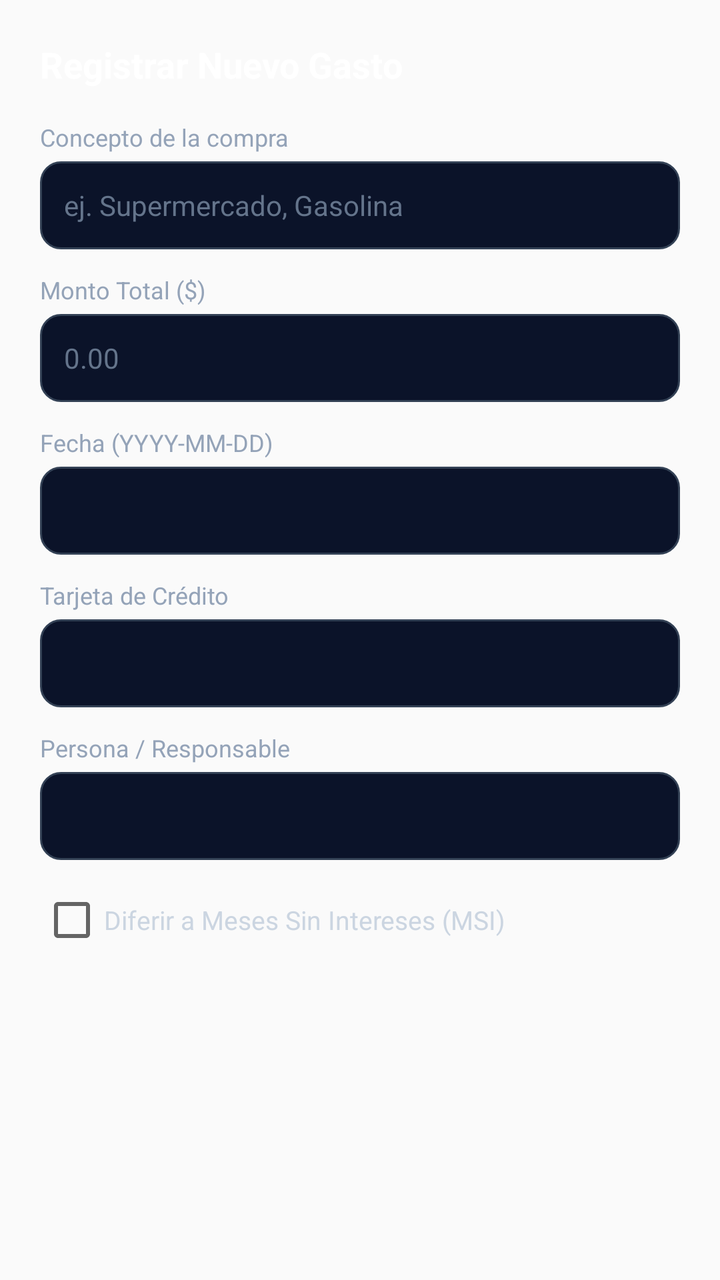
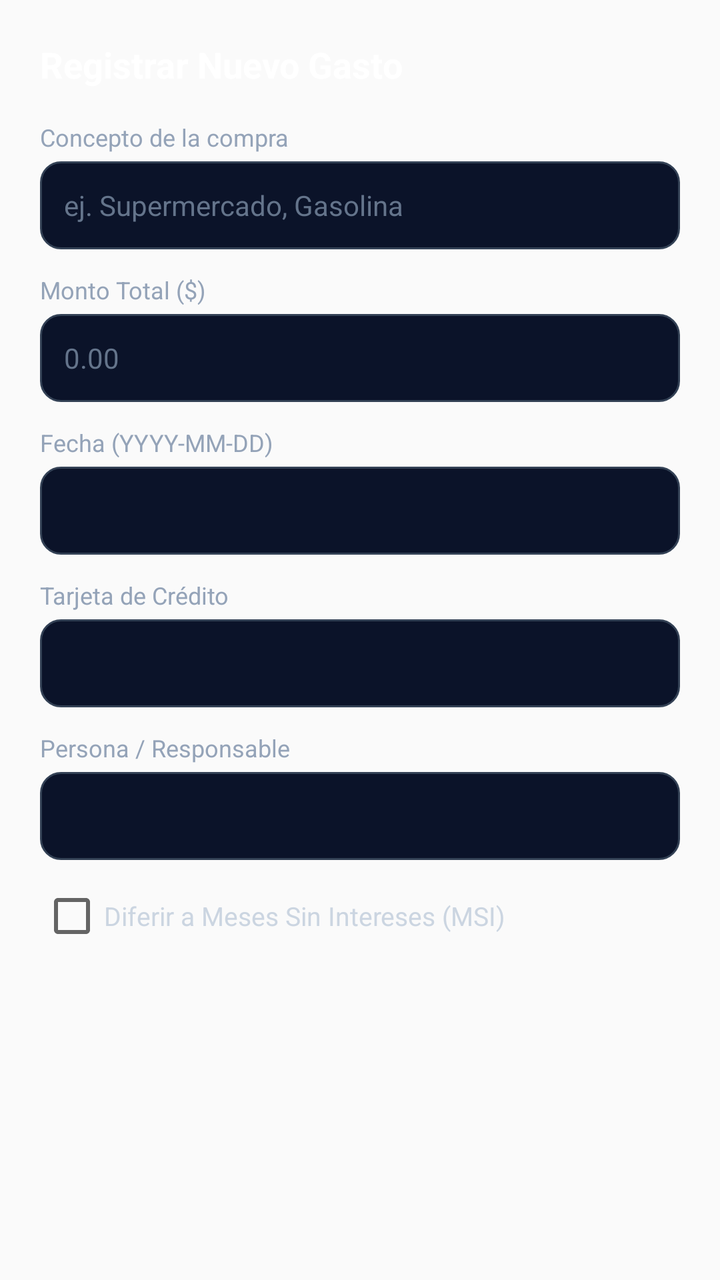

Two renders of the same Android screen: before a commit and after it. Below are the layout's source before the change and the commit's diff.
<!-- AndroidManifest.xml: application theme AppTheme -->
<!-- res/layout/dialog_movement.xml -->
<?xml version="1.0" encoding="utf-8"?>
<ScrollView xmlns:android="http://schemas.android.com/apk/res/android"
    android:layout_width="match_parent"
    android:layout_height="wrap_content"
    android:fillViewport="true">

    <LinearLayout
        android:layout_width="match_parent"
        android:layout_height="wrap_content"
        android:orientation="vertical"
        android:background="@android:color/transparent"
        android:padding="20dp">

        <TextView
            android:layout_width="wrap_content"
            android:layout_height="wrap_content"
            android:text="Registrar Nuevo Gasto"
            android:textColor="#ffffff"
            android:textSize="18sp"
            android:textStyle="bold"
            android:layout_marginBottom="16dp" />

        <TextView
            android:layout_width="wrap_content"
            android:layout_height="wrap_content"
            android:text="Concepto de la compra"
            android:textColor="#94a3b8"
            android:textSize="12sp"
            android:layout_marginBottom="4dp" />

        <EditText
            android:id="@+id/et_mov_concept"
            android:layout_width="match_parent"
            android:layout_height="44dp"
            android:background="@drawable/bg_input_field"
            android:hint="ej. Supermercado, Gasolina"
            android:textColor="#ffffff"
            android:textColorHint="#64748b"
            android:paddingHorizontal="12dp"
            android:textSize="14sp"
            android:layout_marginBottom="12dp" />

        <TextView
            android:layout_width="wrap_content"
            android:layout_height="wrap_content"
            android:text="Monto Total ($)"
            android:textColor="#94a3b8"
            android:textSize="12sp"
            android:layout_marginBottom="4dp" />

        <EditText
            android:id="@+id/et_mov_amount"
            android:layout_width="match_parent"
            android:layout_height="44dp"
            android:background="@drawable/bg_input_field"
            android:hint="0.00"
            android:textColor="#ffffff"
            android:textColorHint="#64748b"
            android:inputType="numberDecimal"
            android:paddingHorizontal="12dp"
            android:textSize="14sp"
            android:layout_marginBottom="12dp" />

        <TextView
            android:layout_width="wrap_content"
            android:layout_height="wrap_content"
            android:text="Fecha (YYYY-MM-DD)"
            android:textColor="#94a3b8"
            android:textSize="12sp"
            android:layout_marginBottom="4dp" />

        <EditText
            android:id="@+id/et_mov_date"
            android:layout_width="match_parent"
            android:layout_height="44dp"
            android:background="@drawable/bg_input_field"
            android:textColor="#ffffff"
            android:textColorHint="#64748b"
            android:paddingHorizontal="12dp"
            android:textSize="14sp"
            android:layout_marginBottom="12dp" />

        <TextView
            android:layout_width="wrap_content"
            android:layout_height="wrap_content"
            android:text="Tarjeta de Crédito"
            android:textColor="#94a3b8"
            android:textSize="12sp"
            android:layout_marginBottom="4dp" />

        <Spinner
            android:id="@+id/spinner_mov_card"
            android:layout_width="match_parent"
            android:layout_height="44dp"
            android:background="@drawable/bg_input_field"
            android:layout_marginBottom="12dp" />

        <TextView
            android:layout_width="wrap_content"
            android:layout_height="wrap_content"
            android:text="Persona / Responsable"
            android:textColor="#94a3b8"
            android:textSize="12sp"
            android:layout_marginBottom="4dp" />

        <Spinner
            android:id="@+id/spinner_mov_person"
            android:layout_width="match_parent"
            android:layout_height="44dp"
            android:background="@drawable/bg_input_field"
            android:layout_marginBottom="14dp" />

        
        <CheckBox
            android:id="@+id/cb_mov_msi"
            android:layout_width="wrap_content"
            android:layout_height="wrap_content"
            android:text="Diferir a Meses Sin Intereses (MSI)"
            android:textColor="#cbd5e1"
            android:textSize="13sp"
            android:layout_marginBottom="8dp" />

        
        <LinearLayout
            android:id="@+id/layout_mov_msi_months"
            android:layout_width="match_parent"
            android:layout_height="wrap_content"
            android:orientation="vertical"
            android:visibility="gone"
            android:layout_marginBottom="8dp">

            <TextView
                android:layout_width="wrap_content"
                android:layout_height="wrap_content"
                android:text="Plazo en Meses"
                android:textColor="#94a3b8"
                android:textSize="12sp"
                android:layout_marginBottom="4dp" />

            <Spinner
                android:id="@+id/spinner_mov_msi_months"
                android:layout_width="match_parent"
                android:layout_height="44dp"
                android:background="@drawable/bg_input_field" />
        </LinearLayout>

    </LinearLayout>
</ScrollView>
<!-- resources referenced by this layout -->
<resources>
  <!-- drawable bg_input_field (drawable) -->
  <?xml version="1.0" encoding="utf-8"?>
  <shape xmlns:android="http://schemas.android.com/apk/res/android"
      android:shape="rectangle">
      <solid android:color="#0b1329" />
      <corners android:radius="10dp" />
      <stroke android:width="1dp" android:color="#334155" />
  </shape>
  <style name="AppTheme" parent="Theme.AppCompat.Light.DarkActionBar">
          
          <item name="colorPrimary">@color/colorPrimary</item>
          <item name="colorPrimaryDark">@color/colorPrimaryDark</item>
          <item name="colorAccent">@color/colorAccent</item>
      </style>
  <color name="colorPrimary">#0b1329</color>
  <color name="colorPrimaryDark">#070d1d</color>
  <color name="colorAccent">#38bdf8</color>
</resources>

<!-- the commit's change to res/layout/dialog_movement.xml (unified diff, before → after) -->
@@ -108,7 +108,31 @@
             android:layout_width="match_parent"
             android:layout_height="44dp"
             android:background="@drawable/bg_input_field"
-            android:layout_marginBottom="14dp" />
+            android:layout_marginBottom="12dp" />
+
+        
+        <LinearLayout
+            android:id="@+id/layout_mov_subperson"
+            android:layout_width="match_parent"
+            android:layout_height="wrap_content"
+            android:orientation="vertical"
+            android:visibility="gone"
+            android:layout_marginBottom="14dp">
+
+            <TextView
+                android:layout_width="wrap_content"
+                android:layout_height="wrap_content"
+                android:text="🏷️ Subdeudor / Subetiqueta (Opcional)"
+                android:textColor="#94a3b8"
+                android:textSize="12sp"
+                android:layout_marginBottom="4dp" />
+
+            <Spinner
+                android:id="@+id/spinner_mov_subperson"
+                android:layout_width="match_parent"
+                android:layout_height="44dp"
+                android:background="@drawable/bg_input_field" />
+        </LinearLayout>
 
         
         <CheckBox
